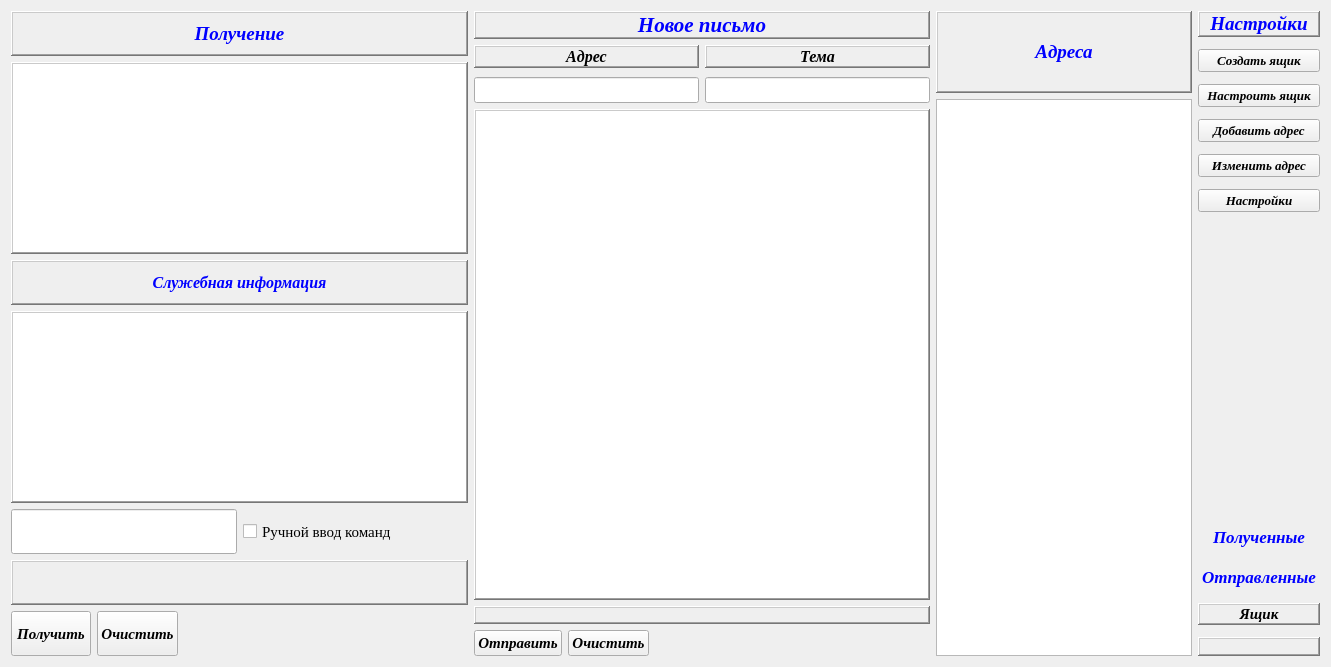
Before: the Qt Designer form post3_1.ui in alsav22/Post2, drawn with Qt 5.
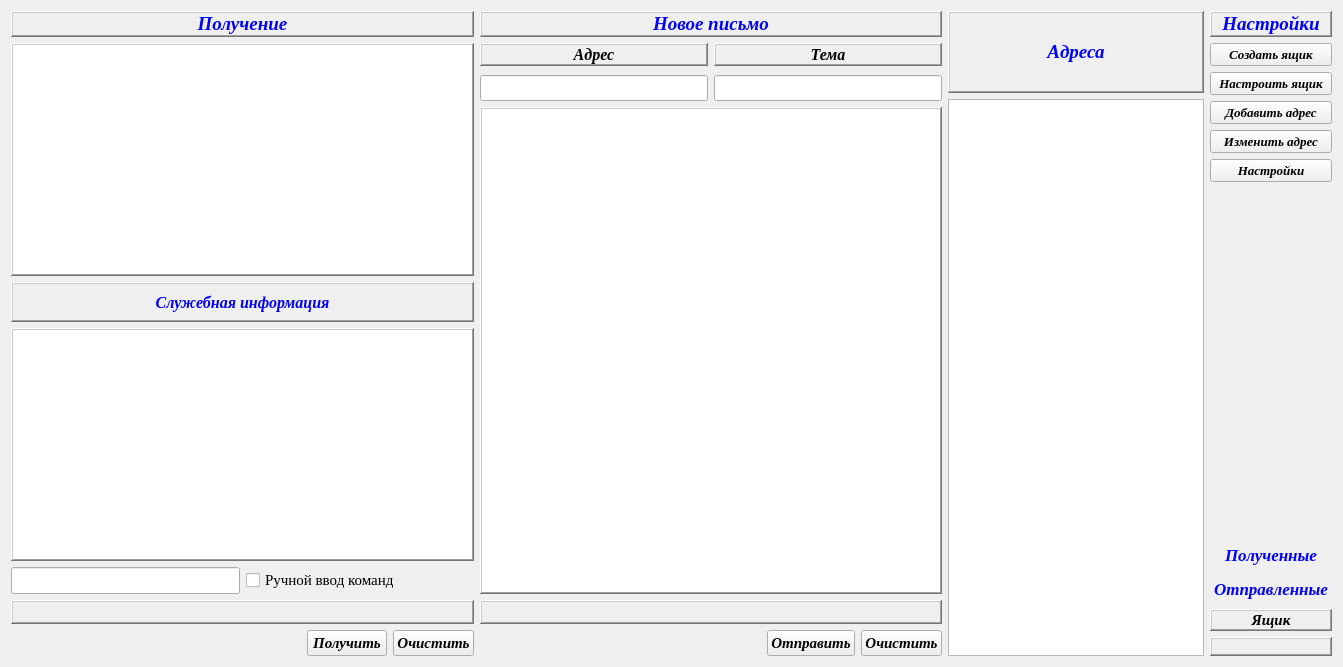
After: the same form once the commit is applied. Icons and pictures are not drawn.

Commit message: ред. ui, форматирование данных письма - мотод класса, форматирование данных до соединения

```diff
--- a/post3_1.ui
+++ b/post3_1.ui
@@ -6,7 +6,7 @@
    <rect>
     <x>0</x>
     <y>0</y>
-    <width>1331</width>
+    <width>1343</width>
     <height>667</height>
    </rect>
   </property>
@@ -28,11 +28,11 @@
   </property>
   <layout class="QHBoxLayout" name="horizontalLayout_4">
    <item>
-    <layout class="QVBoxLayout" name="verticalLayout">
+    <layout class="QVBoxLayout" name="verticalLayout_2">
      <item>
       <widget class="QLabel" name="plblRec">
        <property name="sizePolicy">
-        <sizepolicy hsizetype="Preferred" vsizetype="Preferred">
+        <sizepolicy hsizetype="Preferred" vsizetype="Maximum">
          <horstretch>0</horstretch>
          <verstretch>0</verstretch>
         </sizepolicy>
@@ -97,7 +97,7 @@
      <item>
       <widget class="QLabel" name="plblSender">
        <property name="sizePolicy">
-        <sizepolicy hsizetype="Preferred" vsizetype="Preferred">
+        <sizepolicy hsizetype="Preferred" vsizetype="Maximum">
          <horstretch>0</horstretch>
          <verstretch>0</verstretch>
         </sizepolicy>
@@ -164,7 +164,7 @@
        <item>
         <widget class="QLineEdit" name="m_pinput_comServer">
          <property name="sizePolicy">
-          <sizepolicy hsizetype="Preferred" vsizetype="Preferred">
+          <sizepolicy hsizetype="Preferred" vsizetype="Maximum">
            <horstretch>0</horstretch>
            <verstretch>0</verstretch>
           </sizepolicy>
@@ -177,7 +177,7 @@
        <item>
         <widget class="QCheckBox" name="m_pCheckBox">
          <property name="sizePolicy">
-          <sizepolicy hsizetype="Preferred" vsizetype="Preferred">
+          <sizepolicy hsizetype="Preferred" vsizetype="Maximum">
            <horstretch>0</horstretch>
            <verstretch>0</verstretch>
           </sizepolicy>
@@ -195,7 +195,7 @@
      <item>
       <widget class="QLabel" name="m_pinfoReceive">
        <property name="sizePolicy">
-        <sizepolicy hsizetype="Preferred" vsizetype="Preferred">
+        <sizepolicy hsizetype="Preferred" vsizetype="Maximum">
          <horstretch>0</horstretch>
          <verstretch>0</verstretch>
         </sizepolicy>
@@ -225,10 +225,23 @@
      </item>
      <item>
       <layout class="QHBoxLayout" name="horizontalLayout_2">
+       <item>
+        <spacer name="horizontalSpacer">
+         <property name="orientation">
+          <enum>Qt::Horizontal</enum>
+         </property>
+         <property name="sizeHint" stdset="0">
+          <size>
+           <width>40</width>
+           <height>20</height>
+          </size>
+         </property>
+        </spacer>
+       </item>
        <item>
         <widget class="QPushButton" name="pcmd_receive">
          <property name="sizePolicy">
-          <sizepolicy hsizetype="Preferred" vsizetype="Preferred">
+          <sizepolicy hsizetype="Preferred" vsizetype="Fixed">
            <horstretch>0</horstretch>
            <verstretch>0</verstretch>
           </sizepolicy>
@@ -247,7 +260,7 @@
        <item>
         <widget class="QPushButton" name="pcmd_clearreceive">
          <property name="sizePolicy">
-          <sizepolicy hsizetype="Preferred" vsizetype="Preferred">
+          <sizepolicy hsizetype="Preferred" vsizetype="Fixed">
            <horstretch>0</horstretch>
            <verstretch>0</verstretch>
           </sizepolicy>
@@ -263,19 +276,6 @@
          </property>
         </widget>
        </item>
-       <item>
-        <spacer name="horizontalSpacer_2">
-         <property name="orientation">
-          <enum>Qt::Horizontal</enum>
-         </property>
-         <property name="sizeHint" stdset="0">
-          <size>
-           <width>40</width>
-           <height>20</height>
-          </size>
-         </property>
-        </spacer>
-       </item>
       </layout>
      </item>
     </layout>
@@ -285,7 +285,7 @@
      <item>
       <widget class="QLabel" name="plblMessage">
        <property name="sizePolicy">
-        <sizepolicy hsizetype="Preferred" vsizetype="Preferred">
+        <sizepolicy hsizetype="Preferred" vsizetype="Maximum">
          <horstretch>0</horstretch>
          <verstretch>0</verstretch>
         </sizepolicy>
@@ -297,7 +297,7 @@
         </size>
        </property>
        <property name="styleSheet">
-        <string notr="true">font: bold oblique 16pt Times; color: blue;</string>
+        <string notr="true">font: bold oblique 14pt Times; color: blue;</string>
        </property>
        <property name="frameShape">
         <enum>QFrame::WinPanel</enum>
@@ -436,7 +436,7 @@
      <item>
       <widget class="QLabel" name="m_pinfoSend">
        <property name="styleSheet">
-        <string notr="true"/>
+        <string notr="true">font: bold oblique 13pt Times; color: blue;</string>
        </property>
        <property name="frameShape">
         <enum>QFrame::WinPanel</enum>
@@ -460,10 +460,23 @@
      </item>
      <item>
       <layout class="QHBoxLayout" name="horizontalLayout">
+       <item>
+        <spacer name="horizontalSpacer_2">
+         <property name="orientation">
+          <enum>Qt::Horizontal</enum>
+         </property>
+         <property name="sizeHint" stdset="0">
+          <size>
+           <width>40</width>
+           <height>20</height>
+          </size>
+         </property>
+        </spacer>
+       </item>
        <item>
         <widget class="QPushButton" name="pcmd_send">
          <property name="sizePolicy">
-          <sizepolicy hsizetype="Preferred" vsizetype="Preferred">
+          <sizepolicy hsizetype="Preferred" vsizetype="Fixed">
            <horstretch>0</horstretch>
            <verstretch>0</verstretch>
           </sizepolicy>
@@ -482,7 +495,7 @@
        <item>
         <widget class="QPushButton" name="pcmd_clearsend">
          <property name="sizePolicy">
-          <sizepolicy hsizetype="Preferred" vsizetype="Preferred">
+          <sizepolicy hsizetype="Preferred" vsizetype="Fixed">
            <horstretch>0</horstretch>
            <verstretch>0</verstretch>
           </sizepolicy>
@@ -498,19 +511,6 @@
          </property>
         </widget>
        </item>
-       <item>
-        <spacer name="horizontalSpacer">
-         <property name="orientation">
-          <enum>Qt::Horizontal</enum>
-         </property>
-         <property name="sizeHint" stdset="0">
-          <size>
-           <width>40</width>
-           <height>20</height>
-          </size>
-         </property>
-        </spacer>
-       </item>
       </layout>
      </item>
     </layout>
@@ -579,14 +579,11 @@
     </layout>
    </item>
    <item>
-    <layout class="QVBoxLayout" name="verticalLayout_2">
-     <property name="spacing">
-      <number>12</number>
-     </property>
+    <layout class="QVBoxLayout" name="verticalLayout">
      <item>
       <widget class="QLabel" name="plblSettings">
        <property name="sizePolicy">
-        <sizepolicy hsizetype="Preferred" vsizetype="Preferred">
+        <sizepolicy hsizetype="Preferred" vsizetype="Maximum">
          <horstretch>0</horstretch>
          <verstretch>0</verstretch>
         </sizepolicy>
@@ -629,7 +626,7 @@
      <item>
       <widget class="QPushButton" name="pbuttonCreateAccount">
        <property name="sizePolicy">
-        <sizepolicy hsizetype="Preferred" vsizetype="Preferred">
+        <sizepolicy hsizetype="Preferred" vsizetype="Fixed">
          <horstretch>0</horstretch>
          <verstretch>0</verstretch>
         </sizepolicy>
@@ -648,7 +645,7 @@
      <item>
       <widget class="QPushButton" name="pbuttonSettingsAccount">
        <property name="sizePolicy">
-        <sizepolicy hsizetype="Preferred" vsizetype="Preferred">
+        <sizepolicy hsizetype="Preferred" vsizetype="Fixed">
          <horstretch>0</horstretch>
          <verstretch>0</verstretch>
         </sizepolicy>
@@ -667,7 +664,7 @@
      <item>
       <widget class="QPushButton" name="pbuttonCreateAddress">
        <property name="sizePolicy">
-        <sizepolicy hsizetype="Preferred" vsizetype="Preferred">
+        <sizepolicy hsizetype="Preferred" vsizetype="Fixed">
          <horstretch>0</horstretch>
          <verstretch>0</verstretch>
         </sizepolicy>
@@ -686,7 +683,7 @@
      <item>
       <widget class="QPushButton" name="pbuttonSettingsAddress">
        <property name="sizePolicy">
-        <sizepolicy hsizetype="Preferred" vsizetype="Preferred">
+        <sizepolicy hsizetype="Preferred" vsizetype="Fixed">
          <horstretch>0</horstretch>
          <verstretch>0</verstretch>
         </sizepolicy>
@@ -705,7 +702,7 @@
      <item>
       <widget class="QPushButton" name="pbuttonSettings">
        <property name="sizePolicy">
-        <sizepolicy hsizetype="Preferred" vsizetype="Preferred">
+        <sizepolicy hsizetype="Preferred" vsizetype="Fixed">
          <horstretch>0</horstretch>
          <verstretch>0</verstretch>
         </sizepolicy>
```
The commit also changes 4 other files.
